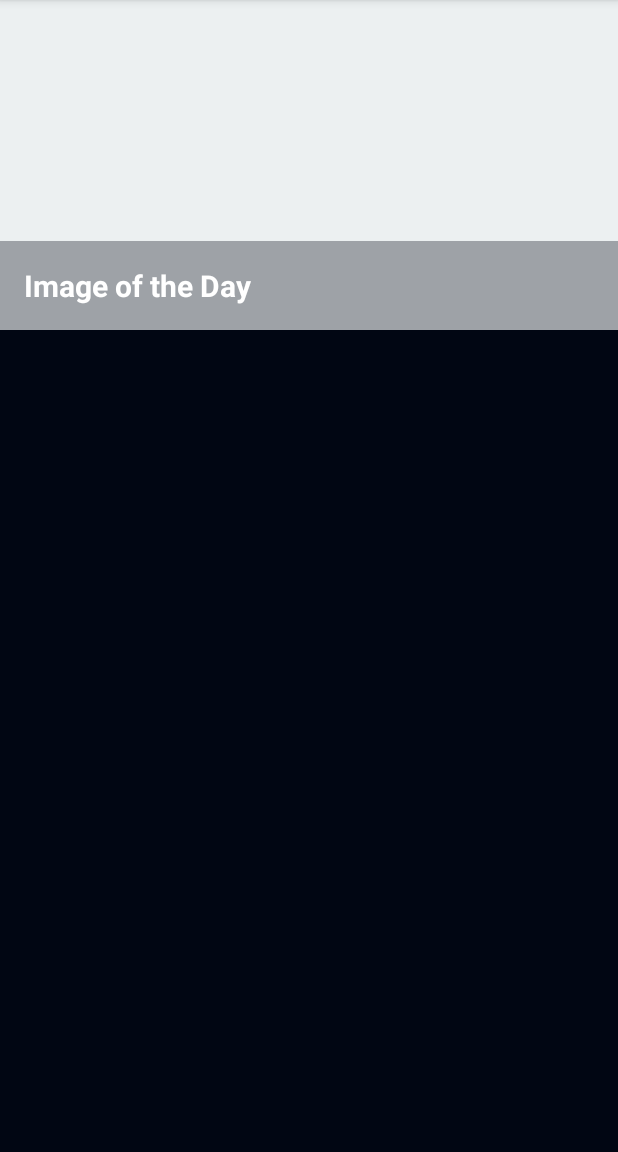
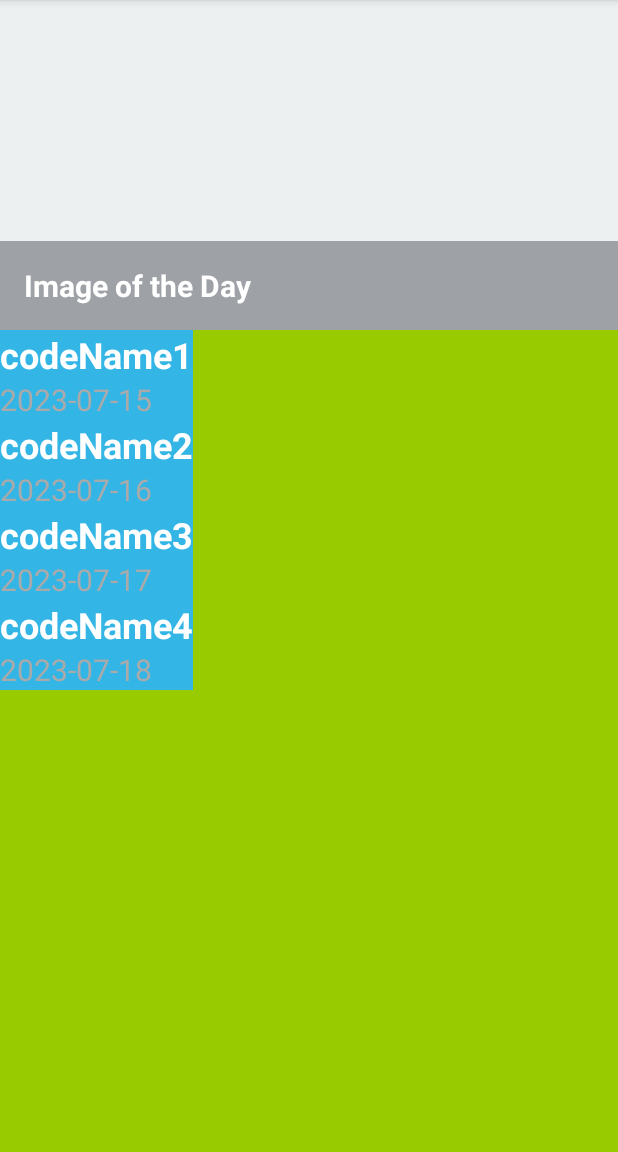
Before and after one commit to wade-profe/UdacityNanodegree_AsteroidRadar, an Android app: the screen it shows after launch (MainActivity), on a phone screen of 412 x 824 dp, the part 84-1236 px from its top. Run offline under Robolectric (Android 15) with nearby library versions, the phone set to English and light mode, and no system bars; our stand-ins replace data binding; 1 statement that could not run was skipped.

Commit message:
Finished recycler view adapter

```diff
--- a/app/src/main/java/com/udacity/asteroidradar/BindingAdapters.kt
+++ b/app/src/main/java/com/udacity/asteroidradar/BindingAdapters.kt
@@ -3,6 +3,8 @@ package com.udacity.asteroidradar
 import android.widget.ImageView
 import android.widget.TextView
 import androidx.databinding.BindingAdapter
+import androidx.recyclerview.widget.RecyclerView
+import com.udacity.asteroidradar.main.AsteroidListAdapter
 
 @BindingAdapter("statusIcon")
 fun bindAsteroidStatusImage(imageView: ImageView, isHazardous: Boolean) {
@@ -39,3 +41,9 @@ fun bindTextViewToDisplayVelocity(textView: TextView, number: Double) {
     val context = textView.context
     textView.text = String.format(context.getString(R.string.km_s_unit_format), number)
 }
+
+@BindingAdapter("listData")
+fun setRecycleViewList(recyclerView: RecyclerView, data: ArrayList<Asteroid>){
+    val adapter = recyclerView.adapter as AsteroidListAdapter
+    adapter.submitList(data)
+}
--- a/app/src/main/java/com/udacity/asteroidradar/MainActivity.kt
+++ b/app/src/main/java/com/udacity/asteroidradar/MainActivity.kt
@@ -11,13 +11,8 @@ class MainActivity : AppCompatActivity() {
 
     override fun onCreate(savedInstanceState: Bundle?) {
         super.onCreate(savedInstanceState)
-        navController = navController()
         setContentView(R.layout.activity_main)
     }
 
-    private fun navController(): NavController {
-        val navHostFragment =
-            supportFragmentManager.findFragmentById(R.id.nav_host_fragment) as NavHostFragment
-        return navHostFragment.navController
-    }
+
 }
--- a/app/src/main/java/com/udacity/asteroidradar/api/ApiService.kt
+++ b/app/src/main/java/com/udacity/asteroidradar/api/ApiService.kt
@@ -2,13 +2,15 @@ package com.udacity.asteroidradar.api
 
 import com.udacity.asteroidradar.Asteroid
 import com.udacity.asteroidradar.Constants
+import okhttp3.ResponseBody
+import org.json.JSONObject
 import retrofit2.http.GET
 import retrofit2.http.Query
 
 interface NeoWs {
 
     @GET("neo/rest/v1/feed")
-    suspend fun getFeed(@Query("api_key") key: String = Constants.API_KEY): Result<List<Asteroid>>
+    suspend fun getFeed(@Query("api_key") key: String = Constants.API_KEY): Result<JSONObject>
 }
 
 object NeoWService{
--- /dev/null
+++ b/app/src/main/java/com/udacity/asteroidradar/main/AsteroidListAdapter.kt
@@ -0,0 +1,41 @@
+package com.udacity.asteroidradar.main
+
+import android.view.LayoutInflater
+import android.view.ViewGroup
+import androidx.recyclerview.widget.DiffUtil
+import androidx.recyclerview.widget.ListAdapter
+import androidx.recyclerview.widget.RecyclerView
+import com.udacity.asteroidradar.Asteroid
+import com.udacity.asteroidradar.databinding.AsteroidListItemBinding
+
+class AsteroidListAdapter: ListAdapter<Asteroid, AsteroidListAdapter.ViewHolder>(DiffCallback) {
+
+    companion object DiffCallback : DiffUtil.ItemCallback<Asteroid>() {
+        override fun areItemsTheSame(oldItem: Asteroid, newItem: Asteroid): Boolean {
+            return oldItem === newItem
+        }
+
+        override fun areContentsTheSame(oldItem: Asteroid, newItem: Asteroid): Boolean {
+            return oldItem.id == newItem.id
+        }
+    }
+
+    class ViewHolder(private var binding: AsteroidListItemBinding):
+        RecyclerView.ViewHolder(binding.root){
+
+        fun bind(asteroid: Asteroid){
+            binding.asteroid = asteroid
+            binding.executePendingBindings()
+        }
+    }
+
+    override fun onCreateViewHolder(parent: ViewGroup, viewType: Int): ViewHolder {
+        return ViewHolder(AsteroidListItemBinding.inflate(LayoutInflater.from(parent.context)))
+    }
+
+    override fun onBindViewHolder(holder: ViewHolder, position: Int) {
+        val asteroid = getItem(position)
+        holder.bind(asteroid)
+    }
+
+}
--- a/app/src/main/java/com/udacity/asteroidradar/main/MainFragment.kt
+++ b/app/src/main/java/com/udacity/asteroidradar/main/MainFragment.kt
@@ -20,6 +20,8 @@ class MainFragment : Fragment() {
 
         binding.viewModel = viewModel
 
+        binding.asteroidRecycler.adapter = AsteroidListAdapter()
+
         setHasOptionsMenu(true)
 
         return binding.root
--- a/app/src/main/java/com/udacity/asteroidradar/main/MainViewModel.kt
+++ b/app/src/main/java/com/udacity/asteroidradar/main/MainViewModel.kt
@@ -1,6 +1,29 @@
 package com.udacity.asteroidradar.main
 
+import androidx.lifecycle.MutableLiveData
 import androidx.lifecycle.ViewModel
+import com.udacity.asteroidradar.Asteroid
 
 class MainViewModel : ViewModel() {
+
+    var asteroids = MutableLiveData<ArrayList<Asteroid>>()
+
+    init {
+        fetchAsteroids()
+    }
+
+    private fun fetchAsteroids(){
+        val newAsteroids: ArrayList<Asteroid> = ArrayList()
+        newAsteroids.addAll(listOf(
+            Asteroid(1L, "codeName1", "2023-07-15",
+                2.53, 3.45, 1.23, 3.45, true),
+            Asteroid(1L, "codeName2", "2023-07-16",
+                2.53, 3.45, 1.23, 3.45, false),
+                    Asteroid(1L, "codeName3", "2023-07-17",
+            2.53, 3.45, 1.23, 3.45, true),
+            Asteroid(1L, "codeName4", "2023-07-18",
+                2.53, 3.45, 1.23, 3.45, false)))
+        asteroids.value = newAsteroids
+    }
+
 }
--- /dev/null
+++ b/app/src/main/res/layout/asteroid_list_item.xml
@@ -0,0 +1,57 @@
+<?xml version="1.0" encoding="utf-8"?>
+
+<layout
+    xmlns:tools="http://schemas.android.com/tools"
+    xmlns:app="http://schemas.android.com/apk/res-auto"
+    xmlns:android="http://schemas.android.com/apk/res/android">
+
+    <data>
+        <variable
+            name="asteroid"
+            type="com.udacity.asteroidradar.Asteroid" />
+    </data>
+
+    <androidx.constraintlayout.widget.ConstraintLayout
+        android:id="@+id/list_item"
+        android:layout_width="match_parent"
+        android:layout_height="wrap_content"
+        android:background="@android:color/holo_blue_light">
+
+        <TextView
+            android:id="@+id/asteroid_codename"
+            android:layout_width="wrap_content"
+            android:layout_height="wrap_content"
+            app:layout_constraintLeft_toLeftOf="parent"
+            app:layout_constraintTop_toTopOf="parent"
+            android:textStyle="bold"
+            android:textColor="@android:color/white"
+            android:textSize="24sp"
+            tools:text="68347 (2001 KB67)"
+            android:text="@{asteroid.codename}"
+            />
+
+        <TextView
+            android:id="@+id/asteroid_date"
+            android:layout_width="wrap_content"
+            android:layout_height="wrap_content"
+            app:layout_constraintTop_toBottomOf="@id/asteroid_codename"
+            app:layout_constraintLeft_toLeftOf="parent"
+            tools:text="2020-02-08"
+            android:textSize="20sp"
+            android:textColor="@android:color/darker_gray"
+            android:text="@{asteroid.closeApproachDate}"
+            />
+
+        <ImageView
+            android:layout_width="wrap_content"
+            android:layout_height="wrap_content"
+            app:layout_constraintRight_toRightOf="parent"
+            app:layout_constraintTop_toTopOf="parent"
+            app:layout_constraintBottom_toBottomOf="parent"
+            tools:src="@drawable/ic_status_potentially_hazardous"
+            android:layout_marginEnd="10dp"
+            app:statusIcon="@{asteroid.potentiallyHazardous}"
+            />
+
+    </androidx.constraintlayout.widget.ConstraintLayout>
+</layout>
--- a/app/src/main/res/layout/fragment_main.xml
+++ b/app/src/main/res/layout/fragment_main.xml
@@ -1,6 +1,7 @@
 <?xml version="1.0" encoding="utf-8"?>
 <layout xmlns:android="http://schemas.android.com/apk/res/android"
-    xmlns:app="http://schemas.android.com/apk/res-auto">
+    xmlns:app="http://schemas.android.com/apk/res-auto"
+    xmlns:tools="http://schemas.android.com/tools">
 
     <data>
         <variable
@@ -45,15 +46,16 @@
 
         <androidx.recyclerview.widget.RecyclerView
             android:id="@+id/asteroid_recycler"
+            android:background="@android:color/holo_green_light"
             android:layout_width="0dp"
             android:layout_height="0dp"
             app:layoutManager="androidx.recyclerview.widget.LinearLayoutManager"
+            tools:listitem="@layout/asteroid_list_item"
             app:layout_constraintBottom_toBottomOf="parent"
             app:layout_constraintEnd_toEndOf="parent"
-            app:layout_constraintHorizontal_bias="0.0"
             app:layout_constraintStart_toStartOf="parent"
             app:layout_constraintTop_toBottomOf="@+id/activity_main_image_of_the_day_layout"
-            app:layout_constraintVertical_bias="0.0" />
+            app:listData="@{viewModel.asteroids}"/>
 
         <ProgressBar
             android:id="@+id/status_loading_wheel"
--- a/app/src/main/res/navigation/main_nav_graph.xml
+++ b/app/src/main/res/navigation/main_nav_graph.xml
@@ -8,7 +8,7 @@
         android:id="@+id/mainFragment"
         android:name="com.udacity.asteroidradar.main.MainFragment"
         android:label="fragment_main"
-        tools:layout="@layout/fragment_main" >
+        tools:layout="@layout/fragment_main">
         <action
             android:id="@+id/action_showDetail"
             app:destination="@id/detailFragment" />
```
